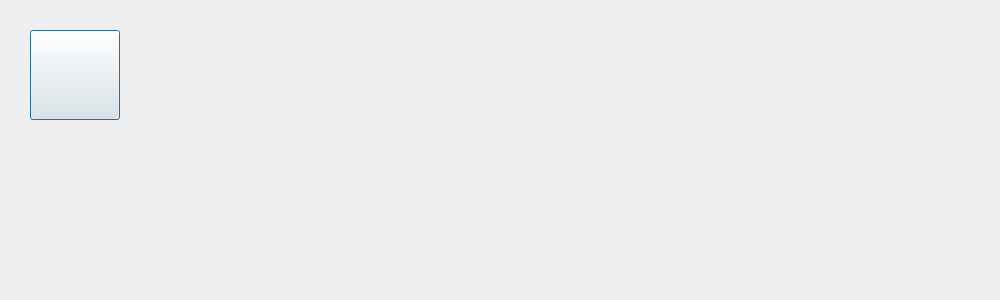
Old version of the form src/2Player/medialibdlg.ui in the repository 1028417/XMusic.
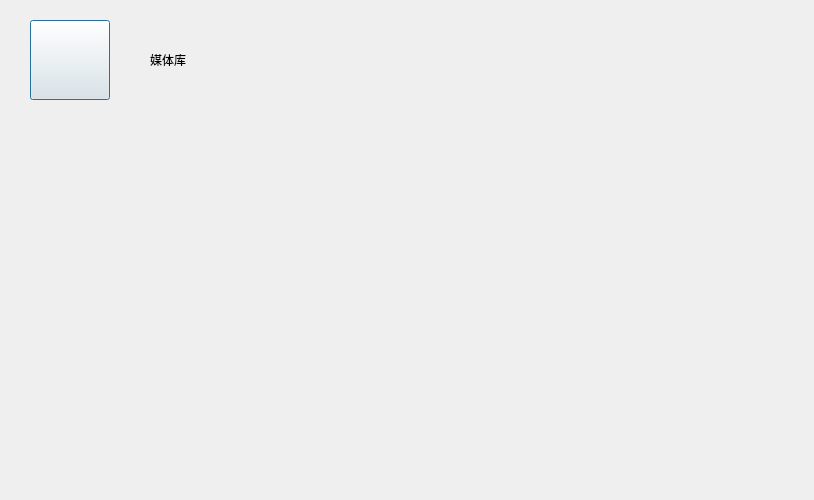
New version of the form. Icons and pictures are not drawn. Custom widgets are drawn as their Qt base class.

What changed in the file:
```diff
--- a/src/2Player/medialibdlg.ui
+++ b/src/2Player/medialibdlg.ui
@@ -6,8 +6,8 @@
    <rect>
     <x>0</x>
     <y>0</y>
-    <width>1000</width>
-    <height>300</height>
+    <width>814</width>
+    <height>500</height>
    </rect>
   </property>
   <property name="windowTitle">
@@ -17,9 +17,9 @@
    <property name="geometry">
     <rect>
      <x>30</x>
-     <y>30</y>
-     <width>90</width>
-     <height>90</height>
+     <y>20</y>
+     <width>80</width>
+     <height>80</height>
     </rect>
    </property>
    <property name="autoFillBackground">
@@ -41,6 +41,19 @@
     <bool>false</bool>
    </property>
   </widget>
+  <widget class="QLabel" name="labelTitle">
+   <property name="geometry">
+    <rect>
+     <x>150</x>
+     <y>30</y>
+     <width>251</width>
+     <height>60</height>
+    </rect>
+   </property>
+   <property name="text">
+    <string>媒体库</string>
+   </property>
+  </widget>
  </widget>
  <customwidgets>
   <customwidget>
```
